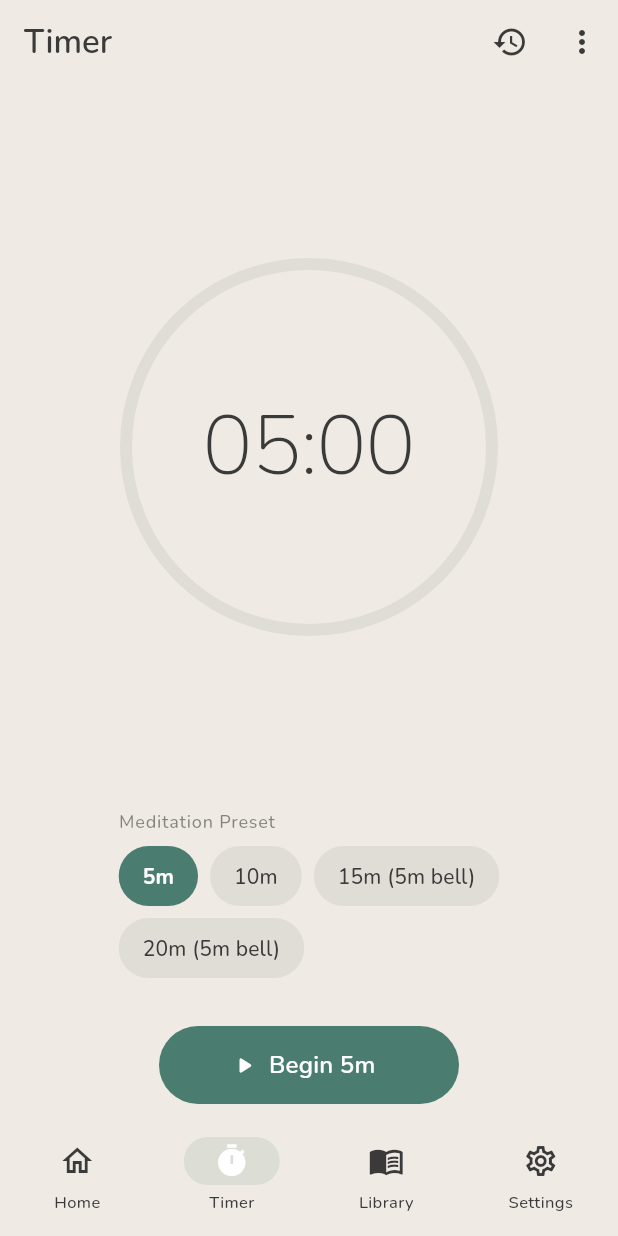
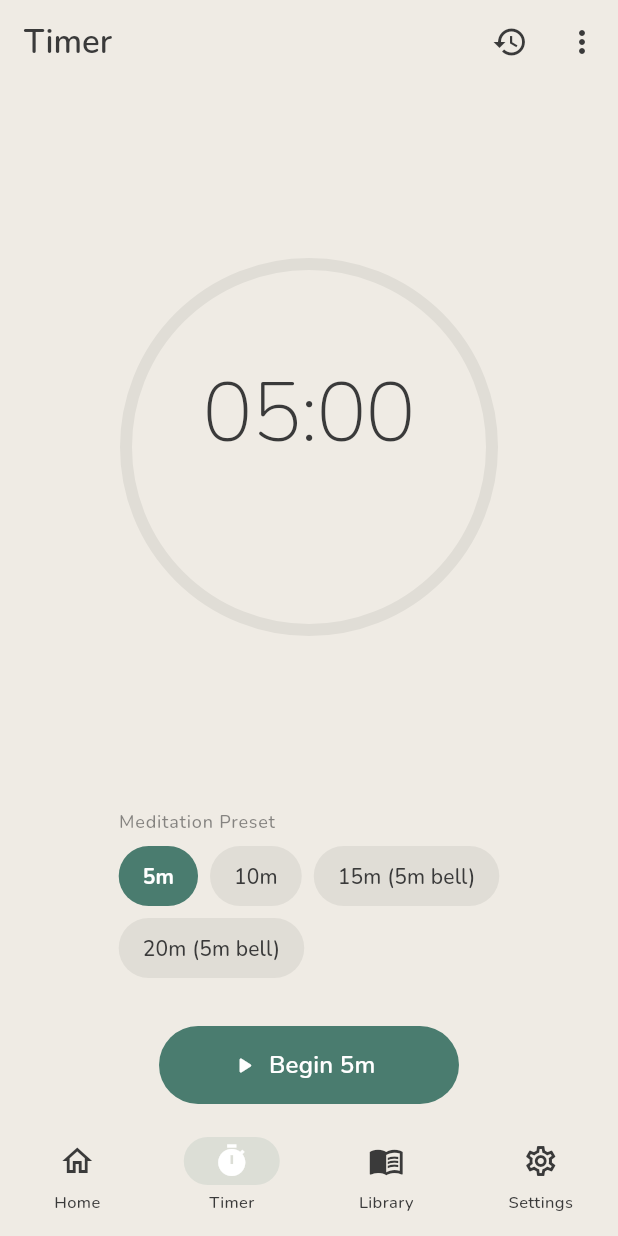
Before and after one commit to Natboa/Attend-Meditation-Aid, a Flutter app: the TimerScreen screen opened by its route, on a phone screen of 412 x 824 dp. Run offline on Flutter 3.47's test engine with Material 3 defaults, Android fonts, the phone set to English and light mode, and no system bars; our stand-ins replace flutter_local_notifications, flutter_riverpod, go_router, google_fonts, hive_flutter, just_audio and 3 more; missing offline and left inert: audio_session, workmanager; accounts and stored records are empty; statements that could not run were skipped.

Commit message:
chore: bump version to 1.0.6+7
- Custom meditation timer presets with duration and interval bell
- Fixed notification response lag on pause/resume (payload-based remaining time)
- Fixed timer UI layout shifting when starting/stopping sessions
- Added smooth scale pulse animation on pause/resume
- Larger paused text, stable dial position via fixed layout reservation

Co-Authored-By: Claude Sonnet 4.6 <noreply@anthropic.com>

```diff
--- a/lib/features/timer/views/timer_screen.dart
+++ b/lib/features/timer/views/timer_screen.dart
@@ -34,6 +34,10 @@ class _TimerScreenState extends ConsumerState<TimerScreen>
   late Animation<double> _cardScale;
   late Animation<double> _checkScale;
 
+  // Brief scale pulse on pause / resume
+  late AnimationController _pausePulseController;
+  late Animation<double> _pausePulseScale;
+
   @override
   void initState() {
     super.initState();
@@ -67,12 +71,33 @@ class _TimerScreenState extends ConsumerState<TimerScreen>
         curve: const Interval(0.35, 1.0, curve: Curves.elasticOut),
       ),
     );
+
+    _pausePulseController = AnimationController(
+      vsync: this,
+      duration: const Duration(milliseconds: 320),
+    );
+    // easeIn on the way up (accelerates into peak) + easeOut on the way down
+    // (decelerates from peak) — both segments meet at max velocity so there
+    // is no pause or stop at the top.
+    _pausePulseScale = TweenSequence<double>([
+      TweenSequenceItem(
+        tween: Tween(begin: 1.0, end: 1.07)
+            .chain(CurveTween(curve: Curves.easeIn)),
+        weight: 40,
+      ),
+      TweenSequenceItem(
+        tween: Tween(begin: 1.07, end: 1.0)
+            .chain(CurveTween(curve: Curves.easeOut)),
+        weight: 60,
+      ),
+    ]).animate(_pausePulseController);
   }
 
   @override
   void dispose() {
     _pulseController.dispose();
     _completionController.dispose();
+    _pausePulseController.dispose();
     super.dispose();
   }
 
@@ -142,21 +167,40 @@ class _TimerScreenState extends ConsumerState<TimerScreen>
       body: Stack(
         children: [
           SafeArea(
-            child: Padding(
+            child: Stack(
+              children: [
+                // The SizedBox(height: 220) at the bottom is a stable reserve
+                // for the controls area, so Expanded never resizes and the dial
+                // never shifts when controls change height.
+                Padding(
                   padding: const EdgeInsets.symmetric(horizontal: 24),
                   child: Column(
                     children: [
                       const SizedBox(height: 16),
                       Expanded(
-                    flex: 5,
                         child: Center(child: _buildDial(context, timer, selectedTimer)),
                       ),
-                  const SizedBox(height: 16),
-                  // Animated switch between idle pickers and active controls
-                  AnimatedSwitcher(
+                      const SizedBox(height: 220),
+                    ],
+                  ),
+                ),
+                // Controls are independently pinned to the bottom of the safe
+                // area so their height never affects the dial above.
+                Positioned(
+                  left: 24,
+                  right: 24,
+                  bottom: MediaQuery.paddingOf(context).bottom + 8,
+                  child: AnimatedSwitcher(
                     duration: const Duration(milliseconds: 300),
                     switchInCurve: Curves.easeOut,
                     switchOutCurve: Curves.easeIn,
+                    layoutBuilder: (currentChild, previousChildren) => Stack(
+                      alignment: Alignment.bottomCenter,
+                      children: [
+                        ...previousChildren,
+                        ?currentChild,
+                      ],
+                    ),
                     transitionBuilder: (child, animation) => FadeTransition(
                       opacity: animation,
                       child: SlideTransition(
@@ -194,6 +238,7 @@ class _TimerScreenState extends ConsumerState<TimerScreen>
                                 },
                                 onTogglePause: () {
                                   HapticFeedback.lightImpact();
+                                  _pausePulseController.forward(from: 0);
                                   if (timer.isRunning) {
                                     notifier.pause();
                                   } else {
@@ -203,9 +248,8 @@ class _TimerScreenState extends ConsumerState<TimerScreen>
                               )
                             : const SizedBox.shrink(key: ValueKey('finished')),
                   ),
-                  SizedBox(height: MediaQuery.paddingOf(context).bottom + 8),
+                ),
               ],
-              ),
             ),
           ),
           // Completion overlay
@@ -238,9 +282,16 @@ class _TimerScreenState extends ConsumerState<TimerScreen>
 
     return Center(
       child: AnimatedBuilder(
-        animation: _pulseAnimation,
+        animation: Listenable.merge([_pulseAnimation, _pausePulseController]),
         builder: (context, child) {
-          final scale = isRunning ? _pulseAnimation.value : 1.0;
+          final double scale;
+          if (_pausePulseController.isAnimating) {
+            scale = _pausePulseScale.value;
+          } else if (isRunning) {
+            scale = _pulseAnimation.value;
+          } else {
+            scale = 1.0;
+          }
           return Transform.scale(scale: scale, child: child);
         },
         child: TweenAnimationBuilder<Color?>(
@@ -255,20 +306,31 @@ class _TimerScreenState extends ConsumerState<TimerScreen>
             mainAxisSize: MainAxisSize.min,
             children: [
               timeWidget,
-              if (timer.isActive && timer.interval != null)
-                Text(
-                  'every ${DurationFormatter.label(timer.interval!)}',
+              // maintainSize keeps the layout stable — no shift when text appears/hides
+              Visibility(
+                visible: timer.isActive && timer.interval != null,
+                maintainSize: true,
+                maintainAnimation: true,
+                maintainState: true,
+                child: Text(
+                  'every ${DurationFormatter.label(timer.interval ?? Duration.zero)}',
                   style: Theme.of(context).textTheme.bodySmall?.copyWith(
                         color: scheme.onSurface.withAlpha(120),
                       ),
                 ),
-              if (timer.isPaused)
-                Padding(
+              ),
+              Visibility(
+                visible: timer.isPaused,
+                maintainSize: true,
+                maintainAnimation: true,
+                maintainState: true,
+                child: Padding(
                   padding: const EdgeInsets.only(top: 4),
                   child: Text(
                     'paused',
-                    style: Theme.of(context).textTheme.labelMedium?.copyWith(
+                    style: Theme.of(context).textTheme.bodyLarge?.copyWith(
                           color: scheme.onSurface.withAlpha(120),
+                        ),
                   ),
                 ),
               ),
--- a/pubspec.yaml
+++ b/pubspec.yaml
@@ -2,7 +2,7 @@ name: attend
 description: "Attend — a mindfulness and meditation aid."
 publish_to: 'none'
 
-version: 1.0.5+6
+version: 1.0.6+7
 
 environment:
   sdk: ^3.11.4
```
Also changed, not shown: lib/core/services/notification_service.dart (+114 -32 lines), lib/core/services/timer_notification_controller.dart (+24 -1 lines), lib/features/timer/providers/meditation_timers_provider.dart (+6 -2 lines), lib/features/timer/providers/timer_provider.dart (+80 -25 lines), 2 other files. Lines whose indentation alone changed are shown as unchanged.
